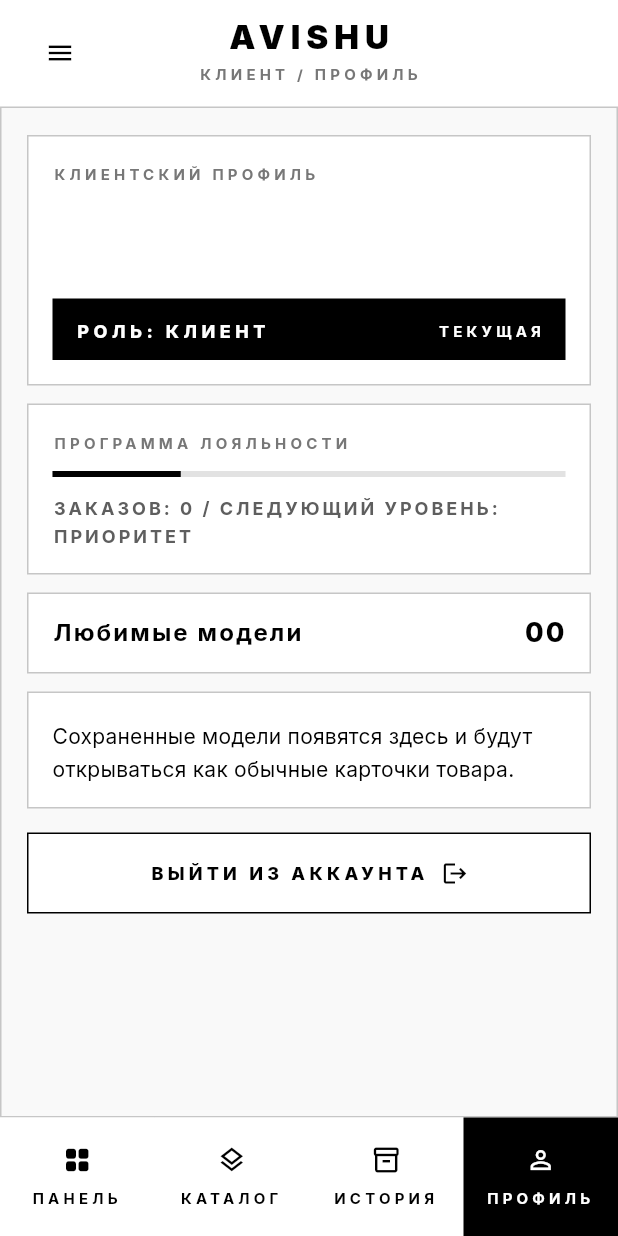
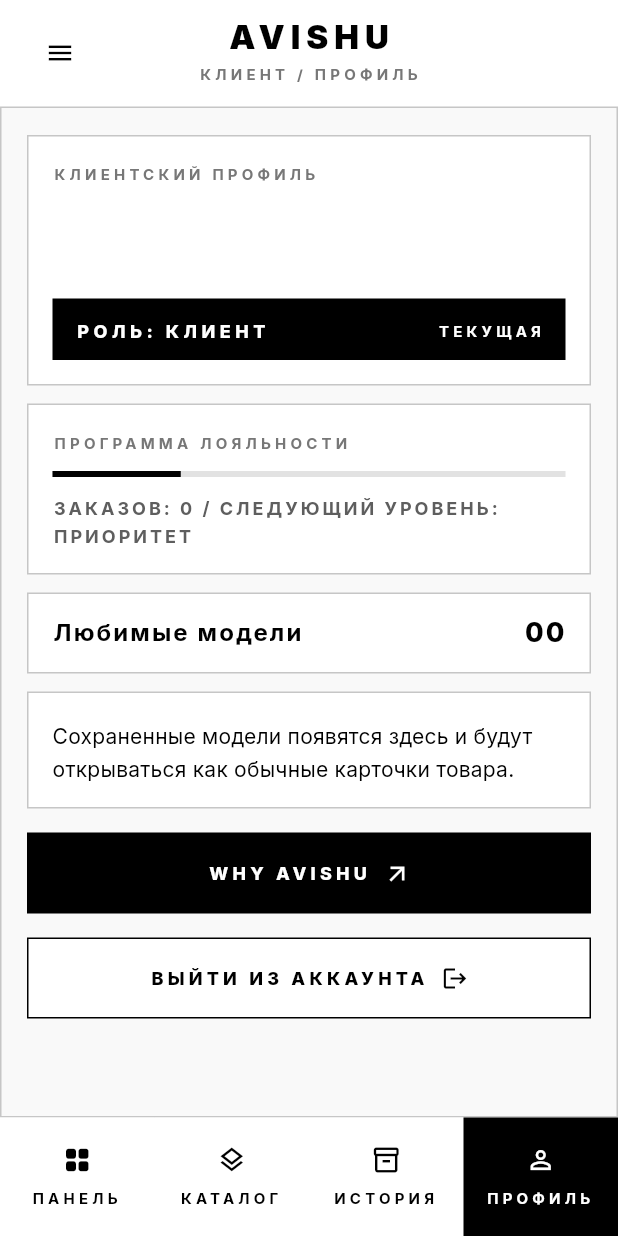
Before and after one commit to Dmitribear/AVISHU-Superapp, a Flutter app: the screen it shows once a user with an empty profile is signed in, item 4 of the bottom bar chosen, on a phone screen of 412 x 824 dp. Run offline on Flutter 3.47's test engine with Material 3 defaults, Android fonts, the light colour scheme and no system bars; our stand-ins replace cloud_firestore, firebase_auth, firebase_core, flutter_riverpod, go_router, google_fonts; accounts and stored records are empty; network calls fail.

Commit message:
why Avishy

```diff
--- a/lib/features/orders/presentation/client/client_dashboard.dart
+++ b/lib/features/orders/presentation/client/client_dashboard.dart
@@ -1,5 +1,6 @@
 import 'package:flutter/material.dart';
 import 'package:flutter_riverpod/flutter_riverpod.dart';
+import 'package:go_router/go_router.dart';
 
 import '../../../../core/theme/colors.dart';
 import '../../../../core/theme/typography.dart';
@@ -1037,6 +1038,14 @@
         ],
         const SizedBox(height: 16),
         AvishuButton(
+          text: 'WHY AVISHU',
+          expanded: true,
+          variant: AvishuButtonVariant.filled,
+          icon: Icons.arrow_outward,
+          onPressed: () => context.push('/why-avishu'),
+        ),
+        const SizedBox(height: 16),
+        AvishuButton(
           text: _t(ru: 'ВЫЙТИ ИЗ АККАУНТА', en: 'SIGN OUT'),
           expanded: true,
           variant: AvishuButtonVariant.outline,
```
Also changed, not shown: lib/features/orders/presentation/franchisee/franchisee_dashboard.dart (+0 -9 lines).
